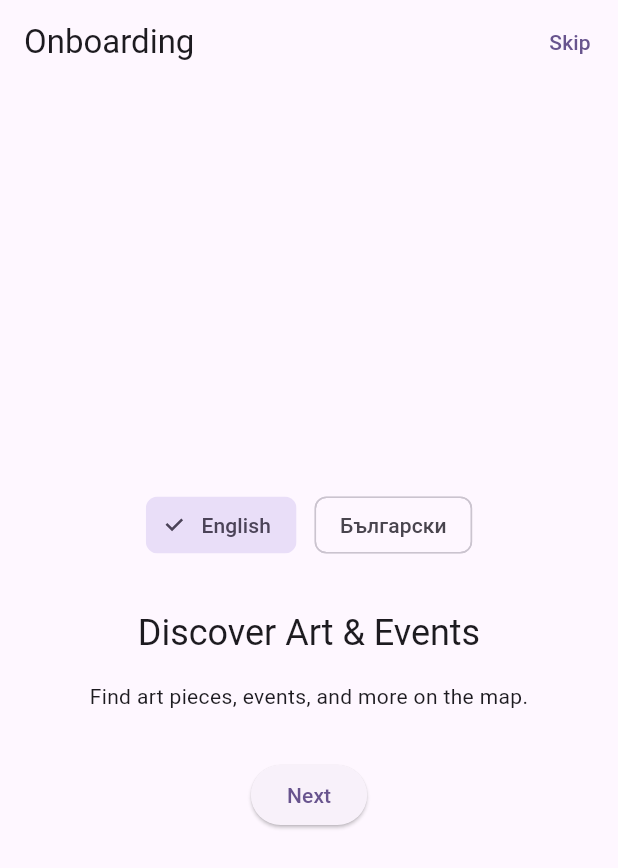
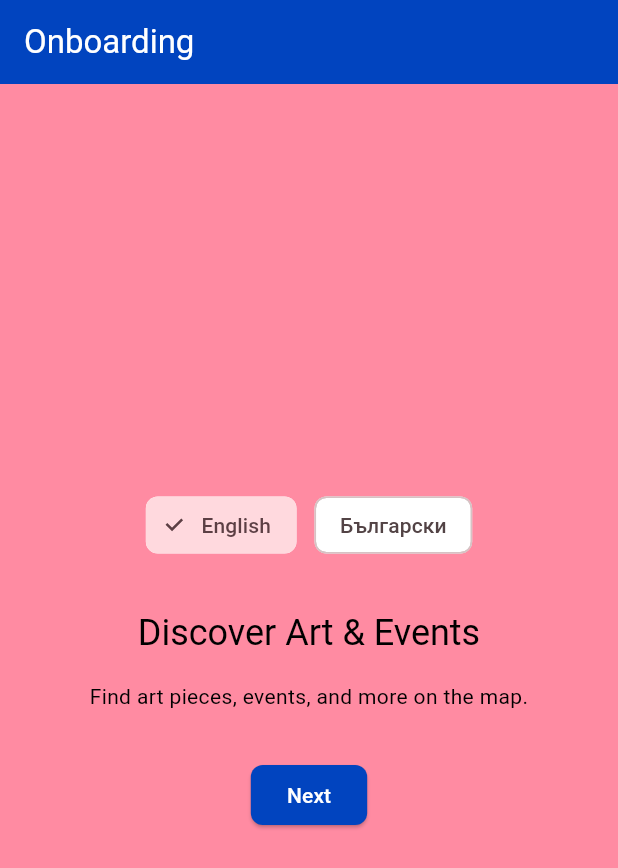
Before and after one commit to s4pun1s7/buna_app, a Flutter app: the screen it shows after launch, after a tap on "Next", on a phone screen of 412 x 824 dp. Shown: the top 868 px of the screen. Run offline on Flutter 3.47's test engine with Material 3 defaults, Android fonts, the phone set to English and light mode, and no system bars; our stand-ins replace firebase_auth, firebase_core, go_router, permission_handler; accounts and stored records are empty; network calls fail; statements that could not run were skipped.

Commit message:
ux update; theme add; widgets

```diff
--- a/lib/app.dart
+++ b/lib/app.dart
@@ -8,6 +8,7 @@ import 'features/venues/venues_screen.dart';
 import 'features/maps/maps_screen.dart';
 import 'features/news/news_screen.dart';
 import 'features/info/info_screen.dart';
+import 'package:buna_app/theme/app_theme.dart';
 
 final _router = GoRouter(
   initialLocation: '/onboarding',
@@ -142,10 +143,7 @@ class _BunaAppState extends State<BunaApp> {
         GlobalWidgetsLocalizations.delegate,
         GlobalCupertinoLocalizations.delegate,
       ],
-      theme: ThemeData(
-        colorScheme: ColorScheme.fromSeed(seedColor: Colors.deepPurple),
-        useMaterial3: true,
-      ),
+      theme: AppTheme.lightTheme,
     );
   }
 }
--- /dev/null
+++ b/lib/theme/app_theme.dart
@@ -0,0 +1,72 @@
+import 'package:flutter/material.dart';
+
+/// Buna Festival App Theme
+///
+/// Primary (background): #FF8BA2
+/// Secondary: #0144BF (also used for background)
+class AppTheme {
+  static const Color primaryColor = Color(0xFFFF8BA2);
+  static const Color secondaryColor = Color(0xFF0144BF);
+
+  static ThemeData get lightTheme {
+    return ThemeData(
+      colorScheme: ColorScheme.fromSeed(
+        seedColor: primaryColor,
+        primary: primaryColor,
+        secondary: secondaryColor,
+        background: primaryColor,
+        surface: Colors.white,
+        onPrimary: Colors.white,
+        onSecondary: Colors.white,
+        onBackground: Colors.black,
+        onSurface: Colors.black,
+        brightness: Brightness.light,
+      ),
+      scaffoldBackgroundColor: primaryColor,
+      appBarTheme: const AppBarTheme(
+        backgroundColor: secondaryColor,
+        foregroundColor: Colors.white,
+        elevation: 0,
+      ),
+      floatingActionButtonTheme: const FloatingActionButtonThemeData(
+        backgroundColor: secondaryColor,
+        foregroundColor: Colors.white,
+      ),
+      elevatedButtonTheme: ElevatedButtonThemeData(
+        style: ElevatedButton.styleFrom(
+          backgroundColor: secondaryColor,
+          foregroundColor: Colors.white,
+          shape: RoundedRectangleBorder(
+            borderRadius: BorderRadius.circular(8),
+          ),
+        ),
+      ),
+      outlinedButtonTheme: OutlinedButtonThemeData(
+        style: OutlinedButton.styleFrom(
+          foregroundColor: secondaryColor,
+          side: const BorderSide(color: secondaryColor),
+          shape: RoundedRectangleBorder(
+            borderRadius: BorderRadius.circular(8),
+          ),
+        ),
+      ),
+      textButtonTheme: TextButtonThemeData(
+        style: TextButton.styleFrom(
+          foregroundColor: secondaryColor,
+        ),
+      ),
+      progressIndicatorTheme: const ProgressIndicatorThemeData(
+        color: secondaryColor,
+      ),
+      inputDecorationTheme: InputDecorationTheme(
+        filled: true,
+        fillColor: Colors.white.withOpacity(0.9),
+        border: OutlineInputBorder(
+          borderRadius: BorderRadius.circular(8),
+        ),
+      ),
+      fontFamily: 'Roboto',
+      useMaterial3: true,
+    );
+  }
+}
```
Also changed, not shown: lib/widgets/loading_indicator.dart (added, +42 -0 lines).
